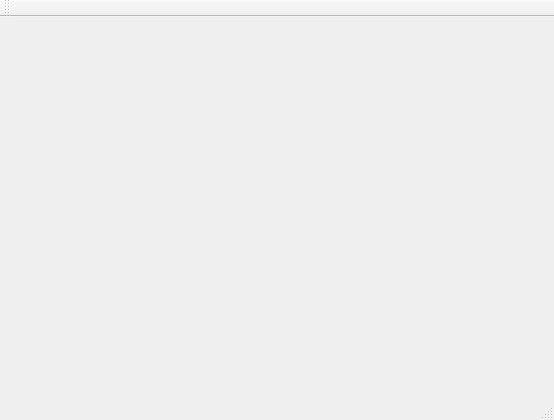
Before: the Qt Designer form MENNET2/mainwindow.ui in bfdxy/MobileAdHocNetwork, drawn with Qt 5.
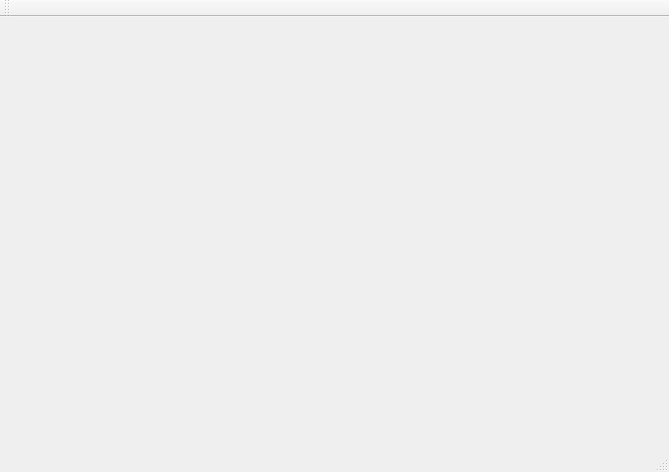
After: the same form once the commit is applied.

```diff
--- a/MENNET2/mainwindow.ui
+++ b/MENNET2/mainwindow.ui
@@ -6,8 +6,8 @@
    <rect>
     <x>0</x>
     <y>0</y>
-    <width>554</width>
-    <height>420</height>
+    <width>669</width>
+    <height>472</height>
    </rect>
   </property>
   <property name="windowTitle">
```
Left out of the diff: 18 changed lines with no effect on the pictures.
